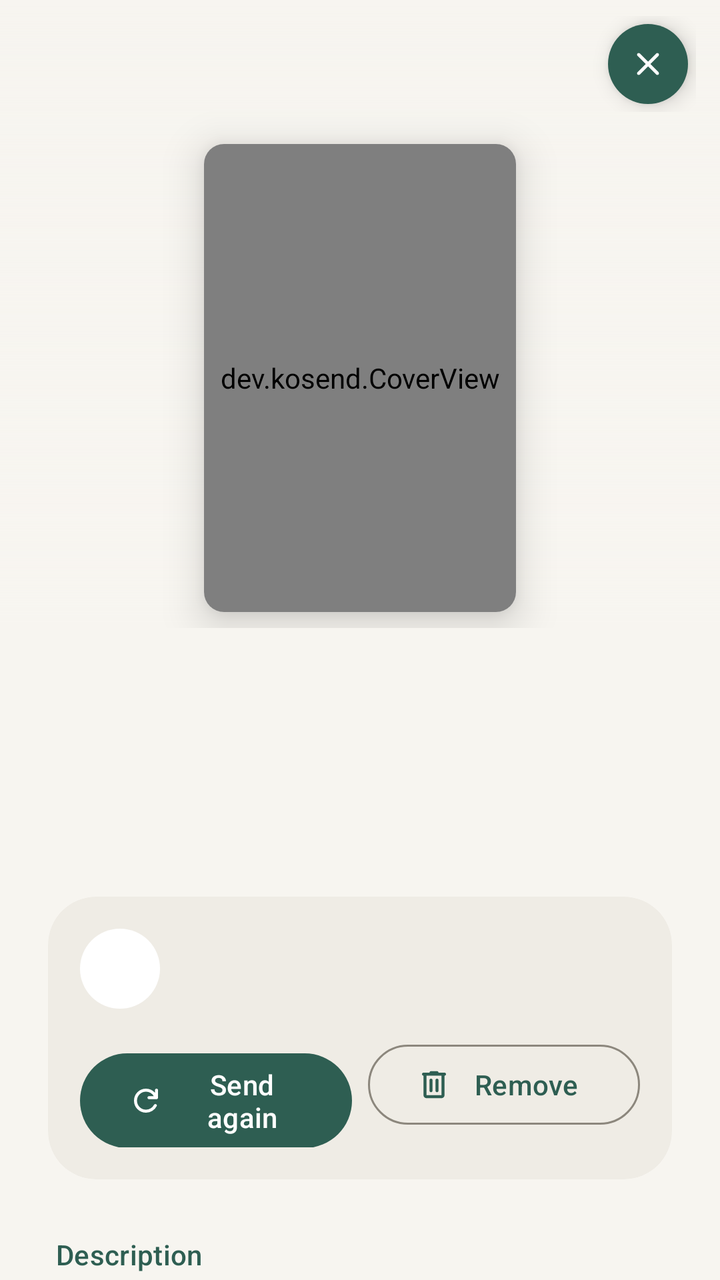
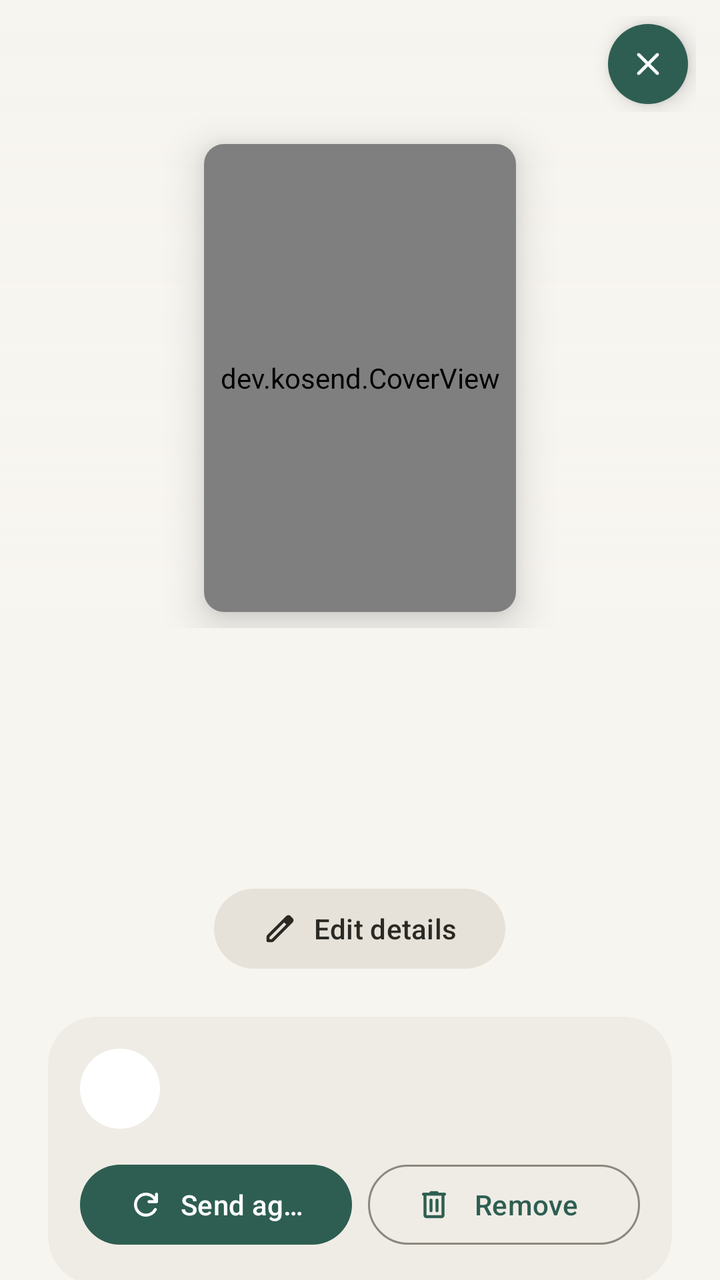

Screens rendered from an Android XML layout before and after an edit, with the pre-edit source and the edit as a unified diff.
<!-- AndroidManifest.xml: application theme AppTheme -->
<!-- res/layout/dialog_book.xml -->
<?xml version="1.0" encoding="utf-8"?>
<FrameLayout xmlns:android="http://schemas.android.com/apk/res/android"
    xmlns:app="http://schemas.android.com/apk/res-auto"
    android:id="@+id/detail_root"
    android:layout_width="match_parent"
    android:layout_height="match_parent"
    android:background="?android:attr/colorBackground">

    <androidx.core.widget.NestedScrollView
        android:id="@+id/scroll"
        android:layout_width="match_parent"
        android:layout_height="match_parent"
        android:clipToPadding="false">

        <LinearLayout
            android:layout_width="match_parent"
            android:layout_height="wrap_content"
            android:orientation="vertical">

            <FrameLayout
                android:layout_width="match_parent"
                android:layout_height="wrap_content">

                <ImageView
                    android:id="@+id/backdrop"
                    android:layout_width="match_parent"
                    android:layout_height="match_parent"
                    android:alpha="0.45"
                    android:importantForAccessibility="no"
                    android:scaleType="centerCrop" />

                <View
                    android:layout_width="match_parent"
                    android:layout_height="match_parent"
                    android:background="@drawable/bg_hero_fade" />

                <com.google.android.material.card.MaterialCardView
                    android:id="@+id/cover_card"
                    style="?attr/materialCardViewElevatedStyle"
                    android:layout_width="156dp"
                    android:layout_height="234dp"
                    android:layout_gravity="center_horizontal"
                    android:layout_marginTop="72dp"
                    android:layout_marginBottom="8dp"
                    app:cardCornerRadius="10dp"
                    app:cardElevation="12dp">

                    <dev.kosend.CoverView
                        android:id="@+id/cover"
                        android:layout_width="match_parent"
                        android:layout_height="match_parent" />
                </com.google.android.material.card.MaterialCardView>
            </FrameLayout>

            <LinearLayout
                android:layout_width="match_parent"
                android:layout_height="wrap_content"
                android:orientation="vertical"
                android:paddingStart="24dp"
                android:paddingEnd="24dp"
                android:paddingBottom="32dp">

                <TextView
                    android:id="@+id/series"
                    android:layout_width="match_parent"
                    android:layout_height="wrap_content"
                    android:layout_marginTop="16dp"
                    android:gravity="center"
                    android:letterSpacing="0.06"
                    android:textAllCaps="true"
                    android:textAppearance="?attr/textAppearanceLabelMedium"
                    android:textColor="?attr/colorPrimary" />

                <TextView
                    android:id="@+id/title"
                    android:layout_width="match_parent"
                    android:layout_height="wrap_content"
                    android:layout_marginTop="6dp"
                    android:gravity="center"
                    android:textAppearance="?attr/textAppearanceHeadlineSmall"
                    android:textColor="?attr/colorOnSurface"
                    android:textIsSelectable="true" />

                <TextView
                    android:id="@+id/authors"
                    android:layout_width="match_parent"
                    android:layout_height="wrap_content"
                    android:layout_marginTop="6dp"
                    android:gravity="center"
                    android:textAppearance="?attr/textAppearanceBodyLarge"
                    android:textColor="?attr/colorOnSurfaceVariant" />

                <com.google.android.material.chip.ChipGroup
                    android:id="@+id/facts"
                    android:layout_width="wrap_content"
                    android:layout_height="wrap_content"
                    android:layout_gravity="center_horizontal"
                    android:layout_marginTop="16dp"
                    app:chipSpacingHorizontal="8dp" />

                <com.google.android.material.card.MaterialCardView
                    style="?attr/materialCardViewFilledStyle"
                    android:layout_width="match_parent"
                    android:layout_height="wrap_content"
                    android:layout_marginTop="20dp"
                    app:cardBackgroundColor="?attr/colorSurfaceContainer"
                    app:cardCornerRadius="24dp">

                    <LinearLayout
                        android:layout_width="match_parent"
                        android:layout_height="wrap_content"
                        android:orientation="vertical"
                        android:padding="16dp">

                        <LinearLayout
                            android:layout_width="match_parent"
                            android:layout_height="wrap_content"
                            android:gravity="center_vertical"
                            android:orientation="horizontal">

                            <FrameLayout
                                android:id="@+id/status_icon_bg"
                                android:layout_width="40dp"
                                android:layout_height="40dp"
                                android:background="@drawable/bg_circle">

                                <ImageView
                                    android:id="@+id/status_icon"
                                    android:layout_width="22dp"
                                    android:layout_height="22dp"
                                    android:layout_gravity="center"
                                    android:importantForAccessibility="no" />
                            </FrameLayout>

                            <LinearLayout
                                android:layout_width="0dp"
                                android:layout_height="wrap_content"
                                android:layout_marginStart="14dp"
                                android:layout_weight="1"
                                android:orientation="vertical">

                                <TextView
                                    android:id="@+id/status"
                                    android:layout_width="match_parent"
                                    android:layout_height="wrap_content"
                                    android:textAppearance="?attr/textAppearanceTitleSmall" />

                                <TextView
                                    android:id="@+id/status_detail"
                                    android:layout_width="match_parent"
                                    android:layout_height="wrap_content"
                                    android:layout_marginTop="2dp"
                                    android:textAppearance="?attr/textAppearanceBodySmall"
                                    android:textColor="?attr/colorOnSurfaceVariant" />
                            </LinearLayout>
                        </LinearLayout>

                        <com.google.android.material.progressindicator.LinearProgressIndicator
                            android:id="@+id/progress"
                            android:layout_width="match_parent"
                            android:layout_height="wrap_content"
                            android:layout_marginTop="14dp"
                            android:max="100"
                            android:visibility="gone"
                            app:trackCornerRadius="2dp" />

                        <LinearLayout
                            android:id="@+id/actions"
                            android:layout_width="match_parent"
                            android:layout_height="wrap_content"
                            android:layout_marginTop="14dp"
                            android:orientation="horizontal">

                            <com.google.android.material.button.MaterialButton
                                android:id="@+id/send_again"
                                android:layout_width="0dp"
                                android:layout_height="wrap_content"
                                android:layout_marginEnd="8dp"
                                android:layout_weight="1"
                                android:text="@string/action_retry"
                                app:icon="@drawable/ic_refresh" />

                            <com.google.android.material.button.MaterialButton
                                android:id="@+id/remove"
                                style="@style/Widget.Material3.Button.OutlinedButton"
                                android:layout_width="0dp"
                                android:layout_height="wrap_content"
                                android:layout_weight="1"
                                android:text="@string/action_remove_short"
                                app:icon="@drawable/ic_delete" />
                        </LinearLayout>
                    </LinearLayout>
                </com.google.android.material.card.MaterialCardView>

                <LinearLayout
                    android:id="@+id/about_section"
                    android:layout_width="match_parent"
                    android:layout_height="wrap_content"
                    android:orientation="vertical">

                    <TextView
                        style="@style/SheetSection"
                        android:text="@string/meta_description" />

                    <TextView
                        android:id="@+id/description"
                        android:layout_width="match_parent"
                        android:layout_height="wrap_content"
                        android:ellipsize="end"
                        android:lineSpacingMultiplier="1.2"
                        android:maxLines="5"
                        android:textAppearance="?attr/textAppearanceBodyMedium"
                        android:textColor="?attr/colorOnSurface" />

                    <com.google.android.material.button.MaterialButton
                        android:id="@+id/description_more"
                        style="@style/Widget.Material3.Button.TextButton"
                        android:layout_width="wrap_content"
                        android:layout_height="wrap_content"
                        android:layout_marginStart="-12dp"
                        android:text="@string/show_more" />

                    <com.google.android.material.chip.ChipGroup
                        android:id="@+id/subjects"
                        android:layout_width="match_parent"
                        android:layout_height="wrap_content"
                        android:layout_marginTop="4dp" />
                </LinearLayout>

                <LinearLayout
                    android:id="@+id/publication_section"
                    android:layout_width="match_parent"
                    android:layout_height="wrap_content"
                    android:orientation="vertical">

                    <TextView
                        style="@style/SheetSection"
                        android:text="@string/meta_publication" />

                    <com.google.android.material.card.MaterialCardView
                        style="?attr/materialCardViewFilledStyle"
                        android:layout_width="match_parent"
                        android:layout_height="wrap_content"
                        app:cardBackgroundColor="?attr/colorSurfaceContainer"
                        app:cardCornerRadius="24dp">

                        <LinearLayout
                            android:id="@+id/publication"
                            android:layout_width="match_parent"
                            android:layout_height="wrap_content"
                            android:orientation="vertical"
                            android:paddingTop="6dp"
                            android:paddingBottom="6dp" />
                    </com.google.android.material.card.MaterialCardView>
                </LinearLayout>

                <TextView
                    style="@style/SheetSection"
                    android:text="@string/meta_file" />

                <com.google.android.material.card.MaterialCardView
                    style="?attr/materialCardViewFilledStyle"
                    android:layout_width="match_parent"
                    android:layout_height="wrap_content"
                    app:cardBackgroundColor="?attr/colorSurfaceContainer"
                    app:cardCornerRadius="24dp">

                    <LinearLayout
                        android:id="@+id/file"
                        android:layout_width="match_parent"
                        android:layout_height="wrap_content"
                        android:orientation="vertical"
                        android:paddingTop="6dp"
                        android:paddingBottom="6dp" />
                </com.google.android.material.card.MaterialCardView>
            </LinearLayout>
        </LinearLayout>
    </androidx.core.widget.NestedScrollView>

    <LinearLayout
        android:id="@+id/top_bar"
        android:layout_width="match_parent"
        android:layout_height="wrap_content"
        android:orientation="vertical">

        <LinearLayout
            android:id="@+id/top_bar_content"
            android:layout_width="match_parent"
            android:layout_height="wrap_content"
            android:gravity="center_vertical"
            android:orientation="horizontal"
            android:paddingStart="20dp"
            android:paddingTop="8dp"
            android:paddingEnd="12dp"
            android:paddingBottom="8dp">

            <TextView
                android:id="@+id/top_bar_title"
                android:layout_width="0dp"
                android:layout_height="wrap_content"
                android:layout_marginEnd="12dp"
                android:layout_weight="1"
                android:alpha="0"
                android:ellipsize="end"
                android:maxLines="1"
                android:textAppearance="?attr/textAppearanceTitleMedium"
                android:textColor="?attr/colorOnSurface" />

            <com.google.android.material.button.MaterialButton
                android:id="@+id/close"
                style="@style/Widget.Material3.Button.IconButton.Filled"
                android:layout_width="48dp"
                android:layout_height="48dp"
                android:contentDescription="@string/close"
                android:elevation="6dp"
                android:stateListAnimator="@null"
                app:icon="@drawable/ic_close" />
        </LinearLayout>

        <View
            android:id="@+id/top_bar_line"
            android:layout_width="match_parent"
            android:layout_height="1dp"
            android:alpha="0"
            android:background="?attr/colorOutlineVariant" />
    </LinearLayout>
</FrameLayout>
<!-- resources referenced by this layout -->
<resources>
  <!-- drawable bg_circle (drawable) -->
  <?xml version="1.0" encoding="utf-8"?>
  <shape xmlns:android="http://schemas.android.com/apk/res/android" android:shape="oval">
      <solid android:color="#FFFFFF" />
  </shape>
  <!-- drawable bg_hero_fade (drawable) -->
  <?xml version="1.0" encoding="utf-8"?>
  <shape xmlns:android="http://schemas.android.com/apk/res/android">
      <gradient
          android:angle="270"
          android:endColor="?android:attr/colorBackground"
          android:startColor="@android:color/transparent" />
  </shape>
  <!-- drawable ic_close (drawable) -->
  <?xml version="1.0" encoding="utf-8"?>
  <vector xmlns:android="http://schemas.android.com/apk/res/android"
      android:width="24dp"
      android:height="24dp"
      android:tint="?attr/colorControlNormal"
      android:viewportWidth="960"
      android:viewportHeight="960">
      <group android:translateY="960">
          <path
              android:fillColor="@android:color/white"
              android:pathData="M480-424 284-228q-11 11-28 11t-28-11q-11-11-11-28t11-28l196-196-196-196q-11-11-11-28t11-28q11-11 28-11t28 11l196 196 196-196q11-11 28-11t28 11q11 11 11 28t-11 28L536-480l196 196q11 11 11 28t-11 28q-11 11-28 11t-28-11L480-424Z" />
      </group>
  </vector>
  <string name="action_remove_short">Remove</string>
  <string name="action_retry">Send again</string>
  <string name="close">Close</string>
  <string name="meta_description">Description</string>
  <string name="meta_file">File</string>
  <string name="meta_publication">Publication</string>
  <string name="show_more">Show more</string>
  <style name="SheetSection">
          <item name="android:layout_width">match_parent</item>
          <item name="android:layout_height">wrap_content</item>
          <item name="android:paddingStart">4dp</item>
          <item name="android:paddingTop">28dp</item>
          <item name="android:paddingBottom">10dp</item>
          <item name="android:textAppearance">?attr/textAppearanceTitleSmall</item>
          <item name="android:textColor">?attr/colorPrimary</item>
      </style>
  <color name="primary">#2E5E52</color>
  <color name="on_primary">#FFFFFF</color>
  <color name="primary_container">#D3E8E0</color>
  <color name="on_primary_container">#0E2A23</color>
  <color name="secondary_container">#E6E2D9</color>
  <color name="on_secondary_container">#2B2924</color>
  <color name="background">#F7F5F0</color>
  <color name="surface">#F7F5F0</color>
  <color name="surface_container">#EFECE5</color>
  <color name="surface_container_low">#FBFAF7</color>
  <color name="surface_container_high">#E9E5DD</color>
  <color name="surface_container_highest">#E3DFD6</color>
  <color name="on_surface">#1D1C19</color>
  <color name="on_surface_variant">#5F5B53</color>
  <color name="outline">#8C877D</color>
  <color name="outline_variant">#D6D1C7</color>
  <color name="error">#B3261E</color>
  <!-- unchanged entries left out for length: 3 -->
</resources>

<!-- the commit's change to res/layout/dialog_book.xml (unified diff, before → after) -->
@@ -98,6 +98,16 @@
                     android:layout_marginTop="16dp"
                     app:chipSpacingHorizontal="8dp" />
 
+                <com.google.android.material.button.MaterialButton
+                    android:id="@+id/edit"
+                    style="@style/Widget.Material3.Button.TonalButton"
+                    android:layout_width="wrap_content"
+                    android:layout_height="wrap_content"
+                    android:layout_gravity="center_horizontal"
+                    android:layout_marginTop="12dp"
+                    android:text="@string/edit_details"
+                    app:icon="@drawable/ic_edit" />
+
                 <com.google.android.material.card.MaterialCardView
                     style="?attr/materialCardViewFilledStyle"
                     android:layout_width="match_parent"
@@ -178,6 +188,8 @@
                                 android:layout_marginEnd="8dp"
                                 android:layout_weight="1"
                                 android:text="@string/action_retry"
+                                android:ellipsize="end"
+                                android:maxLines="1"
                                 app:icon="@drawable/ic_refresh" />
 
                             <com.google.android.material.button.MaterialButton
@@ -187,6 +199,8 @@
                                 android:layout_height="wrap_content"
                                 android:layout_weight="1"
                                 android:text="@string/action_remove_short"
+                                android:ellipsize="end"
+                                android:maxLines="1"
                                 app:icon="@drawable/ic_delete" />
                         </LinearLayout>
                     </LinearLayout>
<!-- resource entries referenced after the edit -->
@@ -27,9 +27,24 @@
               android:pathData="M480-424 284-228q-11 11-28 11t-28-11q-11-11-11-28t11-28l196-196-196-196q-11-11-11-28t11-28q11-11 28-11t28 11l196 196 196-196q11-11 28-11t28 11q11 11 11 28t-11 28L536-480l196 196q11 11 11 28t-11 28q-11 11-28 11t-28-11L480-424Z" />
       </group>
   </vector>
+  <!-- drawable ic_edit (drawable) -->
+  <?xml version="1.0" encoding="utf-8"?>
+  <vector xmlns:android="http://schemas.android.com/apk/res/android"
+      android:width="24dp"
+      android:height="24dp"
+      android:tint="?attr/colorControlNormal"
+      android:viewportWidth="960"
+      android:viewportHeight="960">
+      <group android:translateY="960">
+          <path
+              android:fillColor="@android:color/white"
+              android:pathData="M200-200h57l391-391-57-57-391 391v57Zm-40 80q-17 0-28.5-11.5T120-160v-97q0-16 6-30.5t17-25.5l505-504q12-11 26.5-17t30.5-6q16 0 31 6t26 18l55 56q12 11 17.5 26t5.5 30q0 16-5.5 30.5T817-647L313-143q-11 11-25.5 17t-30.5 6h-97Zm600-584-56-56 56 56Zm-141 85-28-29 57 57-29-28Z" />
+      </group>
+  </vector>
   <string name="action_remove_short">Remove</string>
   <string name="action_retry">Send again</string>
   <string name="close">Close</string>
+  <string name="edit_details">Edit details</string>
   <string name="meta_description">Description</string>
   <string name="meta_file">File</string>
   <string name="meta_publication">Publication</string>
